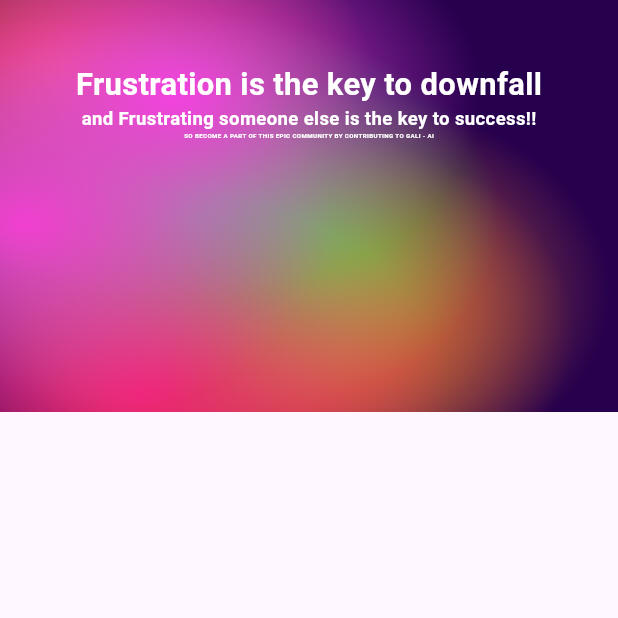
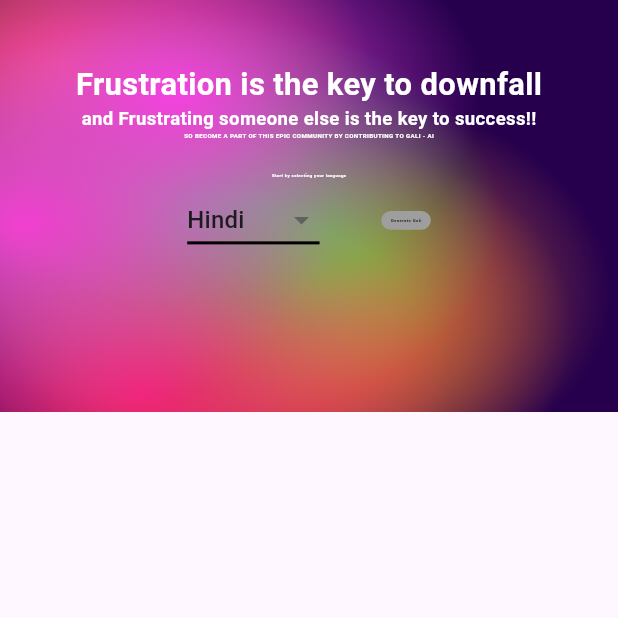
Before and after one commit to Utkarsh4517/gall-e, a Flutter app: the screen it shows after launch, on a phone screen of 412 x 824 dp, the top half of it. Run offline on Flutter 3.47's test engine with Material 2 defaults, Android fonts, the phone set to English and light mode, and no system bars; our stand-ins replace firebase_core, flutter_svg, google_fonts; accounts and stored records are empty; Roboto replaces fonts that are missing (Chivo).

Commit message:
created a basic dropdown menu

```diff
--- /dev/null
+++ b/lib/dropdown.dart
@@ -0,0 +1,49 @@
+import 'package:flutter/material.dart';
+
+class DropDown extends StatefulWidget {
+  const DropDown({super.key});
+
+  @override
+  State<DropDown> createState() => _DropDownState();
+}
+
+class _DropDownState extends State<DropDown> {
+  List<String> values = [
+    'Hindi',
+    'Bhojpuri',
+    'English',
+    'Bengali',
+    'Marathi',
+    'Tamil',
+    'Haryanvi',
+  ];
+  String dropDownValue = '';
+
+  @override
+  void initState() {
+    dropDownValue = values.first;
+    super.initState();
+  }
+  @override
+  Widget build(BuildContext context) {
+    return DropdownButton<String>(
+      value: dropDownValue,
+      elevation: 16,
+      underline: Container(
+        height: 2,
+        color: Colors.black,
+      ),
+      items: values.map<DropdownMenuItem<String>>((String value) {
+        return DropdownMenuItem<String>(
+          value: value,
+          child: Text(value),
+        );
+      }).toList(),
+      onChanged: (String? value) {
+        setState(() {
+          dropDownValue = value!;
+        });
+      },
+    );
+  }
+}
--- a/lib/homepage.dart
+++ b/lib/homepage.dart
@@ -1,5 +1,6 @@
 import 'package:flutter/material.dart';
 import 'package:flutter_svg/flutter_svg.dart';
+import 'package:galle/dropdown.dart';
 import 'package:google_fonts/google_fonts.dart';
 
 class HomePage extends StatelessWidget {
@@ -7,7 +8,7 @@ class HomePage extends StatelessWidget {
 
   @override
   Widget build(BuildContext context) {
-    double width =  MediaQuery.of(context).size.width;
+    double width = MediaQuery.of(context).size.width;
     return Scaffold(
       body: SingleChildScrollView(
         child: Column(
@@ -31,25 +32,59 @@ class HomePage extends StatelessWidget {
                           style: GoogleFonts.chivo(
                               color: Colors.white,
                               fontWeight: FontWeight.bold,
-                            fontSize: width * 0.05
-                          ),
+                              fontSize: width * 0.05),
                         ),
                         Text(
                           'and Frustrating someone else is the key to success!!',
                           style: GoogleFonts.chivo(
                               color: Colors.white,
                               fontWeight: FontWeight.bold,
-                            fontSize: width * 0.03
-                          ),
+                              fontSize: width * 0.03),
                         ),
                         Text(
                           'SO BECOME A PART OF THIS EPIC COMMUNITY BY CONTRIBUTING TO GALI - AI',
                           style: GoogleFonts.chivo(
                               color: Colors.white,
                               fontWeight: FontWeight.bold,
-                            fontSize: width * 0.01
+                              fontSize: width * 0.01),
+                        ),
+                        SizedBox(
+                          height: width * 0.05,
+                        ),
+                        Text(
+                          'Start by selecting your language',
+                          style: GoogleFonts.chivo(
+                              color: Colors.white,
+                              fontWeight: FontWeight.bold,
+                              fontSize: width * 0.007),
+                        ),
+                        SizedBox(
+                          height: width * 0.01,
+                        ),
+                        Row(
+                          mainAxisAlignment: MainAxisAlignment.center,
+                          children: [
+                            DropDown(),
+                            SizedBox(width: width * 0.1,),
+                            Container(
+                              width: width * 0.08,
+                              height: width * 0.03,
+                              decoration: BoxDecoration(
+                                  color: Colors.grey,
+                                  borderRadius: BorderRadius.circular(12)),
+                              child: Center(
+                                child: Text(
+                                  'Generate Gali',
+                                  style: GoogleFonts.chivo(
+                                    color: Colors.black,
+                                    fontWeight: FontWeight.bold,
+                                    fontSize: width * 0.007,
                                   ),
                                 ),
+                              ),
+                            ),
+                          ],
+                        )
                       ],
                     ),
                   )
```
Lines whose indentation alone changed are shown as unchanged.
